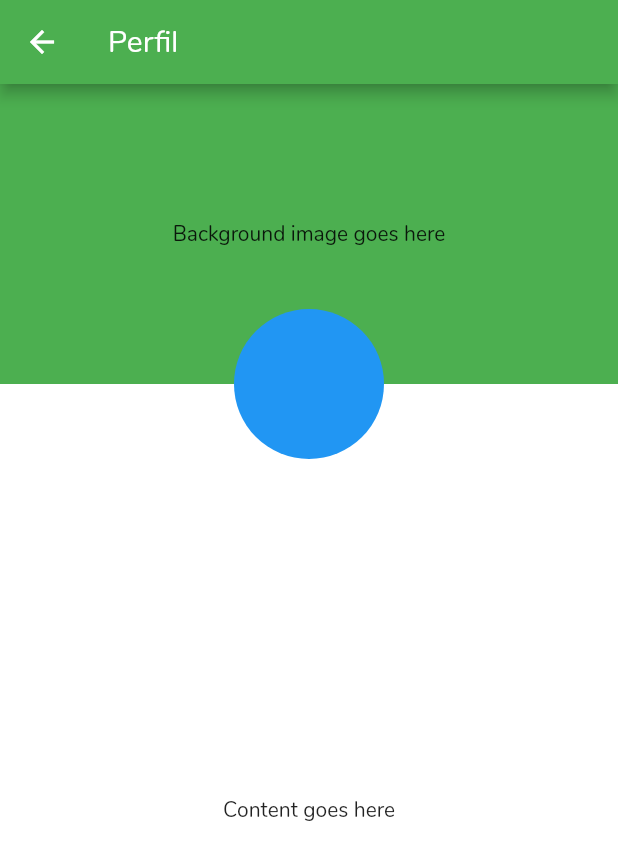
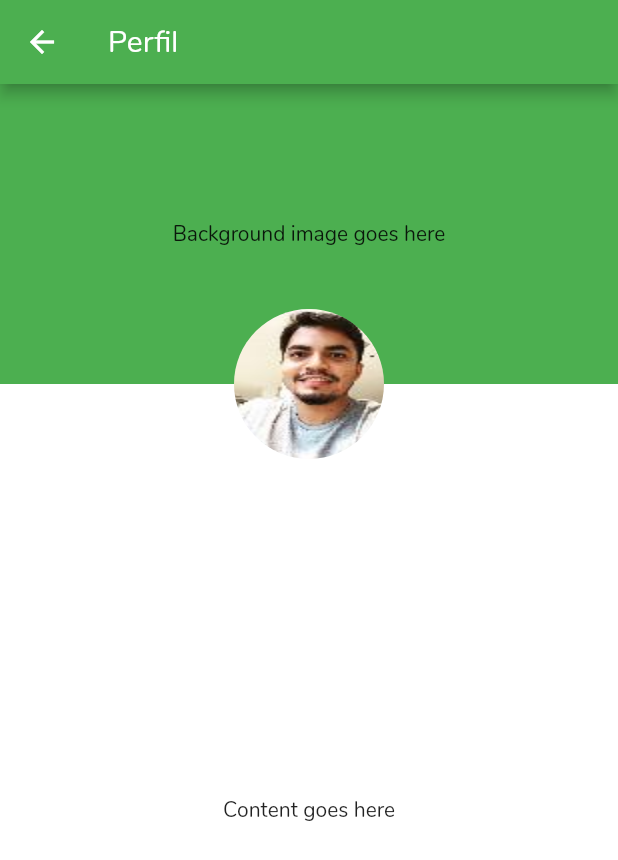
Before and after one commit to Hellyson-Ferreira/app_avaliacao_ifma, a Flutter app: the PerfilAdimim screen opened by its route, on a phone screen of 412 x 824 dp. Shown: the top 860 px of the screen. Run offline on Flutter 3.47's test engine with Material 2 defaults, Android fonts, the phone set to English and light mode, and no system bars; our stand-ins replace splashscreen.

Commit message:
Mais ajustes

```diff
--- a/lib/homeAdimin/perfil_adimim.dart
+++ b/lib/homeAdimin/perfil_adimim.dart
@@ -36,7 +36,11 @@ class PerfilAdimim extends StatelessWidget {
                 width: 100.0,
                 decoration: BoxDecoration(
                   shape: BoxShape.circle,
-                  color: Colors.blue
+                  image: DecorationImage(
+                    // image: AssetImage('assets/hellyson.jpg'),
+                    image: AssetImage('assets/filho.jpg'),
+                      fit: BoxFit.fill
+                  )
                 ),
               ),
             )
```
Also changed, not shown: lib/LoginAdimim/login_page_adimim.dart (+2 -5 lines).
